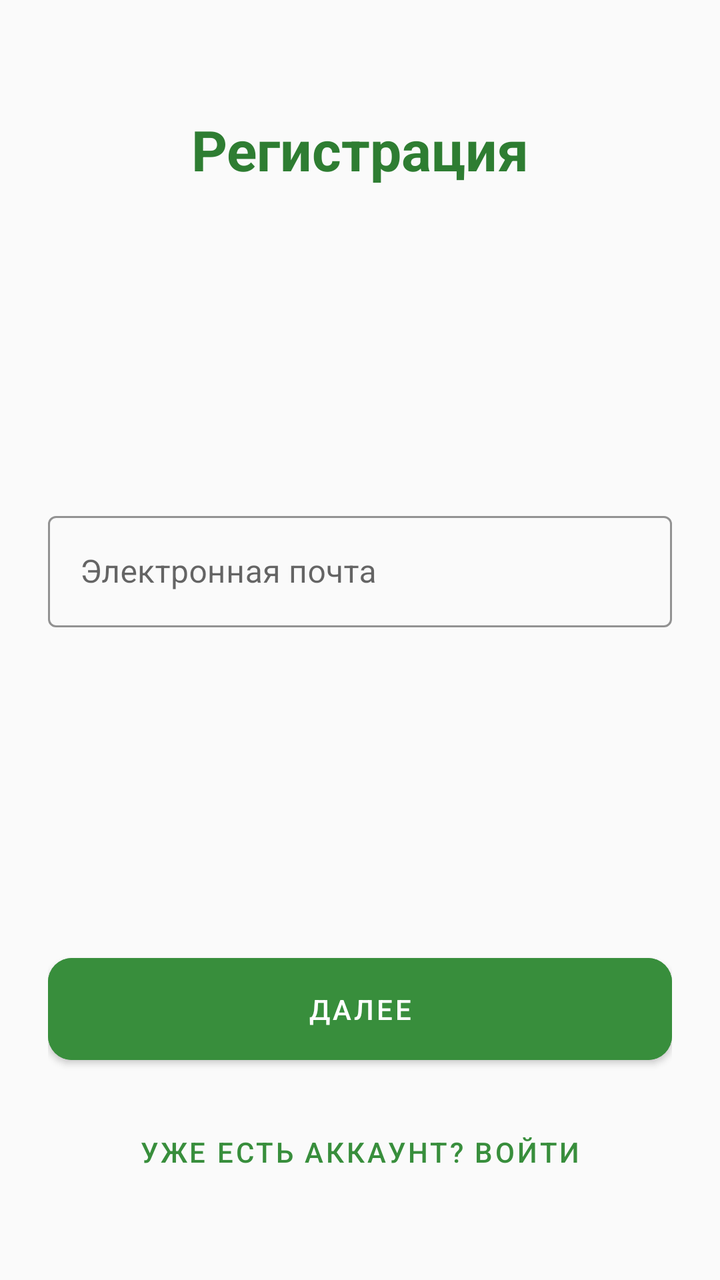
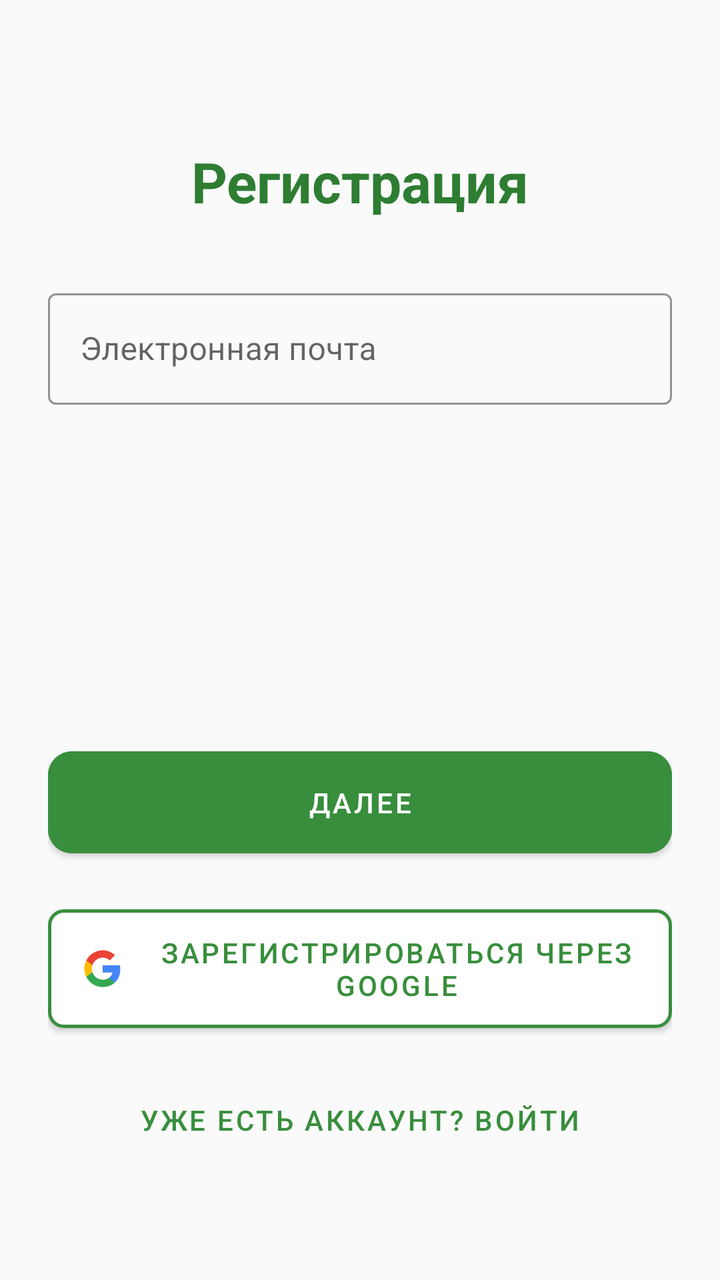

The first picture is an Android layout as it rendered before a commit; the second is the same layout after the commit. The layout source and the unified diff follow.
<!-- AndroidManifest.xml: application theme Theme.ZenTree -->
<!-- res/layout/fragment_registration.xml -->
<?xml version="1.0" encoding="utf-8"?>
<androidx.constraintlayout.widget.ConstraintLayout xmlns:android="http://schemas.android.com/apk/res/android"
    xmlns:app="http://schemas.android.com/apk/res-auto"
    android:layout_width="match_parent"
    android:layout_height="match_parent"
    android:background="@color/background_light"
    android:orientation="horizontal"
    android:padding="24dp">

    <TextView
        android:id="@+id/text_view_title"
        android:layout_width="wrap_content"
        android:layout_height="wrap_content"
        android:layout_marginTop="32dp"
        android:text="Регистрация"
        android:textColor="@color/primary_green_dark"
        android:textSize="28sp"
        android:textStyle="bold"
        app:layout_constraintEnd_toEndOf="parent"
        app:layout_constraintStart_toStartOf="parent"
        app:layout_constraintTop_toTopOf="parent" />

    <LinearLayout
        android:id="@+id/step_1_container"
        android:layout_width="match_parent"
        android:layout_height="wrap_content"
        android:orientation="vertical"
        android:visibility="visible"
        app:layout_constraintBottom_toTopOf="@+id/button_next"
        app:layout_constraintTop_toBottomOf="@id/text_view_title">

        <com.google.android.material.textfield.TextInputLayout
            style="@style/Widget.MaterialComponents.TextInputLayout.OutlinedBox"
            android:layout_width="match_parent"
            android:layout_height="wrap_content"
            android:hint="Электронная почта"
            app:boxStrokeColor="@color/primary_green">

            <com.google.android.material.textfield.TextInputEditText
                android:id="@+id/edit_text_email"
                android:layout_width="match_parent"
                android:layout_height="wrap_content"
                android:inputType="textEmailAddress" />
        </com.google.android.material.textfield.TextInputLayout>


    </LinearLayout>

    <LinearLayout
        android:id="@+id/step_2_container"
        android:layout_width="match_parent"
        android:layout_height="wrap_content"
        android:orientation="vertical"
        android:visibility="gone"
        app:layout_constraintBottom_toTopOf="@+id/button_next"
        app:layout_constraintTop_toBottomOf="@id/text_view_title">

        <com.google.android.material.textfield.TextInputLayout
            style="@style/Widget.MaterialComponents.TextInputLayout.OutlinedBox"
            android:layout_width="match_parent"
            android:layout_height="wrap_content"
            android:hint="Придумайте пароль"
            app:boxStrokeColor="@color/primary_green"
            app:passwordToggleEnabled="true">

            <com.google.android.material.textfield.TextInputEditText
                android:id="@+id/edit_text_password"
                android:layout_width="match_parent"
                android:layout_height="wrap_content"
                android:inputType="textPassword" />
        </com.google.android.material.textfield.TextInputLayout>

        <com.google.android.material.textfield.TextInputLayout
            style="@style/Widget.MaterialComponents.TextInputLayout.OutlinedBox"
            android:layout_width="match_parent"
            android:layout_height="wrap_content"
            android:layout_marginTop="16dp"
            android:hint="Повторите пароль"
            app:boxStrokeColor="@color/primary_green"
            app:passwordToggleEnabled="true">

            <com.google.android.material.textfield.TextInputEditText
                android:id="@+id/edit_text_confirm_password"
                android:layout_width="match_parent"
                android:layout_height="wrap_content"
                android:inputType="textPassword" />
        </com.google.android.material.textfield.TextInputLayout>
    </LinearLayout>

    <LinearLayout
        android:id="@+id/step_3_container"
        android:layout_width="match_parent"
        android:layout_height="wrap_content"
        android:orientation="vertical"
        android:visibility="gone"
        app:layout_constraintBottom_toTopOf="@+id/button_next"
        app:layout_constraintTop_toBottomOf="@id/text_view_title">

        <com.google.android.material.textfield.TextInputLayout
            style="@style/Widget.MaterialComponents.TextInputLayout.OutlinedBox"
            android:layout_width="match_parent"
            android:layout_height="wrap_content"
            android:hint="Как вас зовут?"
            app:boxStrokeColor="@color/primary_green">

            <com.google.android.material.textfield.TextInputEditText
                android:id="@+id/edit_text_name"
                android:layout_width="match_parent"
                android:layout_height="wrap_content"
                android:inputType="textPersonName" />
        </com.google.android.material.textfield.TextInputLayout>

        <com.google.android.material.textfield.TextInputLayout
            style="@style/Widget.MaterialComponents.TextInputLayout.OutlinedBox"
            android:layout_width="match_parent"
            android:layout_height="wrap_content"
            android:layout_marginTop="16dp"
            android:hint="Часов в телефоне в день"
            app:boxStrokeColor="@color/primary_green">

            <com.google.android.material.textfield.TextInputEditText
                android:id="@+id/edit_text_screen_time"
                android:layout_width="match_parent"
                android:layout_height="wrap_content"
                android:inputType="number" />
        </com.google.android.material.textfield.TextInputLayout>
        <TextView
            android:layout_width="wrap_content"
            android:layout_height="wrap_content"
            android:text="Время пробуждения"
            android:textSize="14sp"
            android:textStyle="bold"
            android:layout_marginTop="16dp"/>

        <LinearLayout
            android:layout_width="match_parent"
            android:layout_height="wrap_content"
            android:orientation="horizontal"
            android:gravity="center_vertical">

            <EditText
                android:id="@+id/edit_text_wake_up_time"
                android:layout_width="0dp"
                android:layout_height="wrap_content"
                android:layout_weight="1"
                android:hint="Выбрать время"
                android:focusable="false"
                android:cursorVisible="false"
                android:clickable="true"/>

            <Button
                android:id="@+id/button_select_wake_up_time"
                android:layout_width="wrap_content"
                android:layout_height="wrap_content"
                android:text="Выбрать"
                style="@style/Widget.Material3.Button.TextButton"/>
            <TextView
                android:layout_width="wrap_content"
                android:layout_height="wrap_content"
                android:text="Цель по экранному времени (часы)"
                android:textSize="14sp"
                android:textStyle="bold"
                android:layout_marginTop="16dp"/>

            <EditText
                android:id="@+id/edit_text_screen_time_goal"
                android:layout_width="match_parent"
                android:layout_height="wrap_content"
                android:hint="Например: 6"
                android:inputType="number"
                android:digits="0123456789"
                android:maxLength="2"/>
        </LinearLayout>
    </LinearLayout>

    <Button
        android:id="@+id/button_next"
        android:layout_width="0dp"
        android:layout_height="wrap_content"
        android:layout_marginBottom="16dp"
        android:backgroundTint="@color/primary_green"
        android:padding="16dp"
        android:text="Далее"
        android:textColor="@color/white"
        app:cornerRadius="12dp"
        app:layout_constraintBottom_toTopOf="@+id/button_go_to_login"
        app:layout_constraintEnd_toEndOf="parent"
        app:layout_constraintStart_toStartOf="parent" />

    <Button
        android:id="@+id/button_go_to_login"
        style="@style/Widget.MaterialComponents.Button.TextButton"
        android:layout_width="wrap_content"
        android:layout_height="wrap_content"
        android:layout_marginBottom="16dp"
        android:text="Уже есть аккаунт? Войти"
        android:textColor="@color/primary_green"
        app:layout_constraintBottom_toBottomOf="parent"
        app:layout_constraintEnd_toEndOf="parent"
        app:layout_constraintStart_toStartOf="parent" />

</androidx.constraintlayout.widget.ConstraintLayout>
<!-- resources referenced by this layout -->
<resources>
  <color name="background_light">#FAFAFA</color>
  <color name="primary_green">#388E3C</color>
  <color name="primary_green_dark">#2E7D32</color>
  <color name="white">#FFFFFF</color>
  <style name="Theme.ZenTree" parent="Theme.MaterialComponents.DayNight.NoActionBar">
          <item name="colorPrimary">@color/primary_green</item>
          <item name="colorPrimaryVariant">@color/primary_green_dark</item>
          <item name="colorOnPrimary">@color/white</item>
          <item name="colorSecondary">@color/accent_orange</item>
          <item name="colorSecondaryVariant">@color/accent_orange</item>
          <item name="colorOnSecondary">@color/black</item>
          <item name="android:statusBarColor" tools:targetApi="l">?attr/colorPrimaryVariant</item>
          <item name="android:navigationBarColor">?attr/colorPrimaryVariant</item>
          <item name="windowActionBar">false</item>
          <item name="windowNoTitle">true</item>
      </style>
  <color name="accent_orange">#FFB74D</color>
  <color name="black">#000000</color>
</resources>

<!-- the commit's change to res/layout/fragment_registration.xml (unified diff, before → after) -->
@@ -4,14 +4,13 @@
     android:layout_width="match_parent"
     android:layout_height="match_parent"
     android:background="@color/background_light"
-    android:orientation="horizontal"
     android:padding="24dp">
 
     <TextView
         android:id="@+id/text_view_title"
         android:layout_width="wrap_content"
         android:layout_height="wrap_content"
-        android:layout_marginTop="32dp"
+        android:layout_marginTop="48dp"
         android:text="Регистрация"
         android:textColor="@color/primary_green_dark"
         android:textSize="28sp"
@@ -23,11 +22,13 @@
     <LinearLayout
         android:id="@+id/step_1_container"
         android:layout_width="match_parent"
-        android:layout_height="wrap_content"
+        android:layout_height="0dp"
+        android:layout_marginTop="32dp"
         android:orientation="vertical"
         android:visibility="visible"
         app:layout_constraintBottom_toTopOf="@+id/button_next"
-        app:layout_constraintTop_toBottomOf="@id/text_view_title">
+        app:layout_constraintTop_toBottomOf="@id/text_view_title"
+        app:layout_constraintVertical_bias="0">
 
         <com.google.android.material.textfield.TextInputLayout
             style="@style/Widget.MaterialComponents.TextInputLayout.OutlinedBox"
@@ -42,18 +43,19 @@
                 android:layout_height="wrap_content"
                 android:inputType="textEmailAddress" />
         </com.google.android.material.textfield.TextInputLayout>
-
 
     </LinearLayout>
 
     <LinearLayout
         android:id="@+id/step_2_container"
         android:layout_width="match_parent"
-        android:layout_height="wrap_content"
+        android:layout_height="0dp"
+        android:layout_marginTop="32dp"
         android:orientation="vertical"
         android:visibility="gone"
         app:layout_constraintBottom_toTopOf="@+id/button_next"
-        app:layout_constraintTop_toBottomOf="@id/text_view_title">
+        app:layout_constraintTop_toBottomOf="@id/text_view_title"
+        app:layout_constraintVertical_bias="0">
 
         <com.google.android.material.textfield.TextInputLayout
             style="@style/Widget.MaterialComponents.TextInputLayout.OutlinedBox"
@@ -85,16 +87,19 @@
                 android:layout_height="wrap_content"
                 android:inputType="textPassword" />
         </com.google.android.material.textfield.TextInputLayout>
+
     </LinearLayout>
 
     <LinearLayout
         android:id="@+id/step_3_container"
         android:layout_width="match_parent"
-        android:layout_height="wrap_content"
+        android:layout_height="0dp"
+        android:layout_marginTop="32dp"
         android:orientation="vertical"
         android:visibility="gone"
         app:layout_constraintBottom_toTopOf="@+id/button_next"
-        app:layout_constraintTop_toBottomOf="@id/text_view_title">
+        app:layout_constraintTop_toBottomOf="@id/text_view_title"
+        app:layout_constraintVertical_bias="0">
 
         <com.google.android.material.textfield.TextInputLayout
             style="@style/Widget.MaterialComponents.TextInputLayout.OutlinedBox"
@@ -115,7 +120,7 @@
             android:layout_width="match_parent"
             android:layout_height="wrap_content"
             android:layout_marginTop="16dp"
-            android:hint="Часов в телефоне в день"
+            android:hint="Сколько часов в телефоне в день?"
             app:boxStrokeColor="@color/primary_green">
 
             <com.google.android.material.textfield.TextInputEditText
@@ -124,53 +129,74 @@
                 android:layout_height="wrap_content"
                 android:inputType="number" />
         </com.google.android.material.textfield.TextInputLayout>
+
         <TextView
             android:layout_width="wrap_content"
             android:layout_height="wrap_content"
+            android:layout_marginTop="20dp"
             android:text="Время пробуждения"
             android:textSize="14sp"
-            android:textStyle="bold"
-            android:layout_marginTop="16dp"/>
+            android:textStyle="bold" />
 
         <LinearLayout
             android:layout_width="match_parent"
             android:layout_height="wrap_content"
-            android:orientation="horizontal"
-            android:gravity="center_vertical">
-
-            <EditText
-                android:id="@+id/edit_text_wake_up_time"
+            android:layout_marginTop="8dp"
+            android:gravity="center_vertical"
+            android:orientation="horizontal">
+
+            <com.google.android.material.textfield.TextInputLayout
+                style="@style/Widget.MaterialComponents.TextInputLayout.OutlinedBox"
                 android:layout_width="0dp"
                 android:layout_height="wrap_content"
                 android:layout_weight="1"
-                android:hint="Выбрать время"
-                android:focusable="false"
-                android:cursorVisible="false"
-                android:clickable="true"/>
+                app:boxStrokeColor="@color/primary_green">
+
+                <com.google.android.material.textfield.TextInputEditText
+                    android:id="@+id/edit_text_wake_up_time"
+                    android:layout_width="match_parent"
+                    android:layout_height="wrap_content"
+                    android:clickable="true"
+                    android:cursorVisible="false"
+                    android:focusable="false"
+                    android:hint="Выбрать время"
+                    android:inputType="time" />
+            </com.google.android.material.textfield.TextInputLayout>
 
             <Button
                 android:id="@+id/button_select_wake_up_time"
                 android:layout_width="wrap_content"
                 android:layout_height="wrap_content"
+                android:layout_marginStart="8dp"
                 android:text="Выбрать"
-                style="@style/Widget.Material3.Button.TextButton"/>
-            <TextView
-                android:layout_width="wrap_content"
-                android:layout_height="wrap_content"
-                android:text="Цель по экранному времени (часы)"
-                android:textSize="14sp"
-                android:textStyle="bold"
-                android:layout_marginTop="16dp"/>
-
-            <EditText
+                style="@style/Widget.Material3.Button.TextButton" />
+        </LinearLayout>
+
+        <TextView
+            android:layout_width="wrap_content"
+            android:layout_height="wrap_content"
+            android:layout_marginTop="20dp"
+            android:text="Цель по экранному времени (часы)"
+            android:textSize="14sp"
+            android:textStyle="bold" />
+
+        <com.google.android.material.textfield.TextInputLayout
+            style="@style/Widget.MaterialComponents.TextInputLayout.OutlinedBox"
+            android:layout_width="match_parent"
+            android:layout_height="wrap_content"
+            android:layout_marginTop="8dp"
+            app:boxStrokeColor="@color/primary_green">
+
+            <com.google.android.material.textfield.TextInputEditText
                 android:id="@+id/edit_text_screen_time_goal"
                 android:layout_width="match_parent"
                 android:layout_height="wrap_content"
+                android:digits="0123456789"
                 android:hint="Например: 6"
                 android:inputType="number"
-                android:digits="0123456789"
-                android:maxLength="2"/>
-        </LinearLayout>
+                android:maxLength="2" />
+        </com.google.android.material.textfield.TextInputLayout>
+
     </LinearLayout>
 
     <Button
@@ -183,16 +209,37 @@
         android:text="Далее"
         android:textColor="@color/white"
         app:cornerRadius="12dp"
+        app:layout_constraintBottom_toTopOf="@+id/btn_google_sign_up"
+        app:layout_constraintEnd_toEndOf="parent"
+        app:layout_constraintStart_toStartOf="parent" />
+
+    <com.google.android.material.button.MaterialButton
+        android:id="@+id/btn_google_sign_up"
+        android:layout_width="0dp"
+        android:layout_height="wrap_content"
+        android:layout_marginBottom="16dp"
+        android:padding="12dp"
+        android:text="Зарегистрироваться через Google"
+        android:textColor="@color/primary_green"
+        android:textSize="14sp"
+        app:backgroundTint="@android:color/white"
+        app:cornerRadius="8dp"
+        app:icon="@drawable/ic_google"
+        app:iconGravity="textStart"
+        app:iconPadding="16dp"
+        app:iconTint="@null"
         app:layout_constraintBottom_toTopOf="@+id/button_go_to_login"
         app:layout_constraintEnd_toEndOf="parent"
-        app:layout_constraintStart_toStartOf="parent" />
+        app:layout_constraintStart_toStartOf="parent"
+        app:strokeColor="@color/primary_green"
+        app:strokeWidth="1.5dp" />
 
     <Button
         android:id="@+id/button_go_to_login"
         style="@style/Widget.MaterialComponents.Button.TextButton"
         android:layout_width="wrap_content"
         android:layout_height="wrap_content"
-        android:layout_marginBottom="16dp"
+        android:layout_marginBottom="32dp"
         android:text="Уже есть аккаунт? Войти"
         android:textColor="@color/primary_green"
         app:layout_constraintBottom_toBottomOf="parent"
<!-- resource entries referenced after the edit -->
@@ -4,6 +4,25 @@
   <color name="primary_green">#388E3C</color>
   <color name="primary_green_dark">#2E7D32</color>
   <color name="white">#FFFFFF</color>
+  <!-- drawable ic_google (drawable) -->
+  <vector xmlns:android="http://schemas.android.com/apk/res/android"
+      android:width="20dp"
+      android:height="20dp"
+      android:viewportWidth="24"
+      android:viewportHeight="24">
+      <path
+          android:fillColor="#4285F4"
+          android:pathData="M22.56,12.25c0,-0.78 -0.07,-1.53 -0.2,-2.25H12v4.26h5.92c-0.26,1.37 -1.04,2.53 -2.21,3.31v2.77h3.57c2.08,-1.92 3.28,-4.74 3.28,-8.09z" />
+      <path
+          android:fillColor="#34A853"
+          android:pathData="M12,23c2.97,0 5.46,-0.98 7.28,-2.66l-3.57,-2.77c-0.98,0.66 -2.23,1.06 -3.71,1.06 -2.86,0 -5.29,-1.93 -6.16,-4.53H2.18v2.84C3.99,20.53 7.7,23 12,23z" />
+      <path
+          android:fillColor="#FBBC05"
+          android:pathData="M5.84,14.09c-0.22,-0.66 -0.35,-1.36 -0.35,-2.09s0.13,-1.43 0.35,-2.09V7.07H2.18C1.43,8.55 1,10.22 1,12s0.43,3.45 1.18,4.93l2.85,-2.22 0.81,-0.62z" />
+      <path
+          android:fillColor="#EA4335"
+          android:pathData="M12,5.38c1.62,0 3.06,0.56 4.21,1.64l3.15,-3.15C17.45,2.09 14.97,1 12,1 7.7,1 3.99,3.47 2.18,7.07l3.66,2.84c0.87,-2.6 3.3,-4.53 6.16,-4.53z" />
+  </vector>
   <style name="Theme.ZenTree" parent="Theme.MaterialComponents.DayNight.NoActionBar">
           <item name="colorPrimary">@color/primary_green</item>
           <item name="colorPrimaryVariant">@color/primary_green_dark</item>
